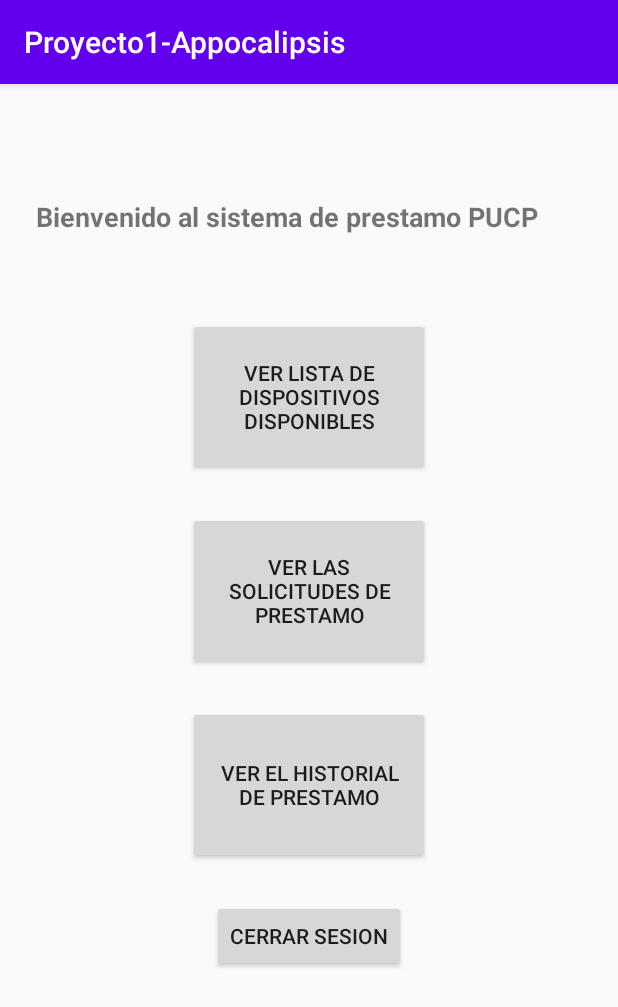
After one commit to Samuel-Ayala/Proyecto-Appocalipsis, an Android app: the MenuPrincipalUsuario screen opened directly, with no data from a screen before it, on a phone screen of 412 x 824 dp. The commit adds this screen. Shown: the top 1007 px of the screen. Run offline under Robolectric (Android 15) with nearby library versions, the phone set to English and light mode, and no system bars.

Commit message:
vistas de usuario

```diff
--- a/app/src/main/AndroidManifest.xml
+++ b/app/src/main/AndroidManifest.xml
@@ -9,7 +9,10 @@
         android:roundIcon="@mipmap/ic_launcher_round"
         android:supportsRtl="true"
         android:theme="@style/AppTheme">
-        <activity android:name=".ReservaDispositivos"></activity>
+        <activity android:name=".SolicitudesDePrestamo"></activity>
+        <activity android:name=".HistorialDePrestamo" />
+        <activity android:name=".MenuPrincipalUsuario" />
+        <activity android:name=".ReservaDispositivos" />
         <activity android:name=".MasDetalles" />
         <activity android:name=".ListarDispositivos" />
         <activity android:name=".MainActivity">
--- /dev/null
+++ b/app/src/main/java/pe/edu/pucp/proyecto1_appocalipsis/MenuPrincipalUsuario.java
@@ -0,0 +1,14 @@
+package pe.edu.pucp.proyecto1_appocalipsis;
+
+import androidx.appcompat.app.AppCompatActivity;
+
+import android.os.Bundle;
+
+public class MenuPrincipalUsuario extends AppCompatActivity {
+
+    @Override
+    protected void onCreate(Bundle savedInstanceState) {
+        super.onCreate(savedInstanceState);
+        setContentView(R.layout.activity_menu_principal_usuario);
+    }
+}
--- a/app/src/main/java/pe/edu/pucp/proyecto1_appocalipsis/ReservaDispositivos.java
+++ b/app/src/main/java/pe/edu/pucp/proyecto1_appocalipsis/ReservaDispositivos.java
@@ -61,6 +61,8 @@ public class ReservaDispositivos extends AppCompatActivity {
                     //Agregar la sesion
 
                     //Hacer el post
+
+                    //Mandarlo a mas detalles
                 }
 
             }
--- /dev/null
+++ b/app/src/main/res/layout/activity_menu_principal_usuario.xml
@@ -0,0 +1,61 @@
+<?xml version="1.0" encoding="utf-8"?>
+<androidx.constraintlayout.widget.ConstraintLayout xmlns:android="http://schemas.android.com/apk/res/android"
+    xmlns:app="http://schemas.android.com/apk/res-auto"
+    xmlns:tools="http://schemas.android.com/tools"
+    android:layout_width="match_parent"
+    android:layout_height="match_parent"
+    tools:context=".MenuPrincipalUsuario">
+
+    <Button
+        android:id="@+id/button"
+        android:layout_width="161dp"
+        android:layout_height="105dp"
+        android:layout_marginTop="156dp"
+        android:text="@string/ver_lista_de_dispositivos_disponibles"
+        app:layout_constraintEnd_toEndOf="parent"
+        app:layout_constraintStart_toStartOf="parent"
+        app:layout_constraintTop_toTopOf="parent" />
+
+    <Button
+        android:id="@+id/button2"
+        android:layout_width="161dp"
+        android:layout_height="105dp"
+        android:layout_marginTop="24dp"
+        android:text="@string/ver_las_solicitudes_de_prestamo"
+        app:layout_constraintEnd_toEndOf="@+id/button"
+        app:layout_constraintStart_toStartOf="@+id/button"
+        app:layout_constraintTop_toBottomOf="@+id/button" />
+
+    <Button
+        android:id="@+id/button3"
+        android:layout_width="161dp"
+        android:layout_height="105dp"
+        android:layout_marginTop="24dp"
+        android:text="@string/ver_el_historial_de_prestamo"
+        app:layout_constraintEnd_toEndOf="@+id/button2"
+        app:layout_constraintStart_toStartOf="@+id/button2"
+        app:layout_constraintTop_toBottomOf="@+id/button2" />
+
+    <TextView
+        android:id="@+id/textView2"
+        android:layout_width="wrap_content"
+        android:layout_height="wrap_content"
+        android:layout_marginStart="24dp"
+        android:layout_marginTop="76dp"
+        android:text="@string/bienvenido_al_sistema_de_prestamo_pucp"
+        android:textSize="18sp"
+        android:textStyle="bold"
+        app:layout_constraintStart_toStartOf="parent"
+        app:layout_constraintTop_toTopOf="parent" />
+
+    <Button
+        android:id="@+id/button4"
+        android:layout_width="wrap_content"
+        android:layout_height="wrap_content"
+        android:layout_marginTop="24dp"
+        android:text="@string/cerrar_sesion"
+        app:layout_constraintEnd_toEndOf="@+id/button3"
+        app:layout_constraintHorizontal_bias="0.493"
+        app:layout_constraintStart_toStartOf="@+id/button3"
+        app:layout_constraintTop_toBottomOf="@+id/button3" />
+</androidx.constraintlayout.widget.ConstraintLayout>
--- a/app/src/main/res/values/strings.xml
+++ b/app/src/main/res/values/strings.xml
@@ -19,4 +19,9 @@
     <string name="aqui_entrara_lo_de_la_ubicacion">Aqui entrara lo de la ubicacion</string>
     <string name="solicitud_de_reserva">Solicitud de reserva</string>
     <string name="desea_recibir_un_correo_electronico_con_la_respuesta_a_la_reserva">Desea recibir un correo electronico con la respuesta a la reserva</string>
+    <string name="ver_lista_de_dispositivos_disponibles">Ver lista de dispositivos disponibles</string>
+    <string name="ver_las_solicitudes_de_prestamo">Ver las solicitudes de prestamo</string>
+    <string name="ver_el_historial_de_prestamo">Ver el historial de prestamo</string>
+    <string name="bienvenido_al_sistema_de_prestamo_pucp">Bienvenido al sistema de prestamo PUCP</string>
+    <string name="cerrar_sesion">Cerrar Sesion</string>
 </resources>
```
Also changed, not shown: app/src/main/java/pe/edu/pucp/proyecto1_appocalipsis/Entity/Reserva.java (+9 -0 lines), app/src/main/java/pe/edu/pucp/proyecto1_appocalipsis/HistorialDePrestamo.java (added, +14 -0 lines), app/src/main/java/pe/edu/pucp/proyecto1_appocalipsis/SolicitudesDePrestamo.java (added, +14 -0 lines), app/src/main/res/layout/activity_historial_de_prestamo.xml (added, +32 -0 lines), app/src/main/res/layout/activity_solicitudes_de_prestamo.xml (added, +31 -0 lines).
